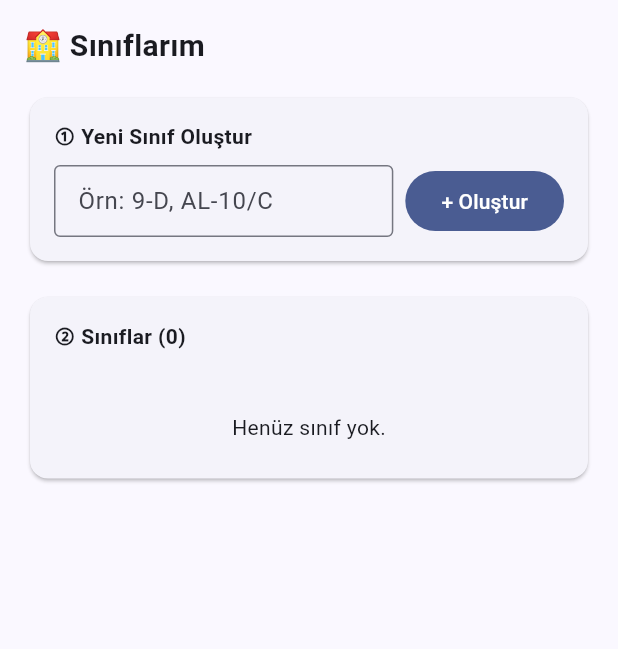
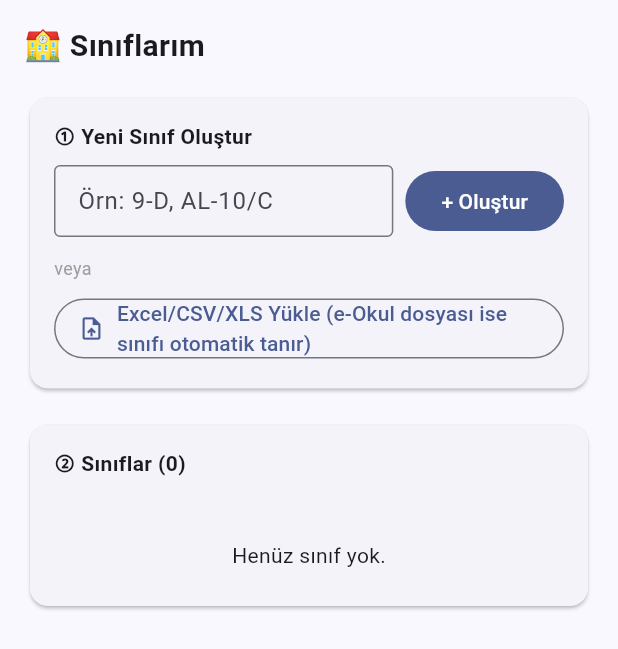
Before and after one commit to okulmuratsunker-sudo/ogretmen-dosyasi-flutter, a Flutter app: the ClassesScreen widget shown alone on an empty page, opened directly, on a phone screen of 412 x 824 dp. Shown: the top 649 px of the screen. Run offline on Flutter 3.47's test engine with Material 3 defaults, Android fonts, the phone set to English and light mode, and no system bars; our stand-ins replace file_picker, supabase_flutter; missing offline and left inert: excel2003; accounts and stored records are empty.

Commit message:
Sınıflarım'a her zaman görünür Excel/CSV/XLS yükleme butonu ekle
Daha önce içe aktarma butonu sadece bir sınıf seçiliyken görünüyordu —
hiç sınıf yokken (yeni kullanıcı senaryosu) kullanıcı butonu hiç
göremiyordu, "③ ... Sınıfına Öğrenci Ekle" bölümü selectedClass==null
olduğunda render edilmiyordu. "① Yeni Sınıf Oluştur" kartına, sınıf
seçilmeden de her zaman erişilebilen genel bir içe aktarma butonu
eklendi — _importExcel zaten sınıfsız çalışabiliyordu (e-Okul dosyası
ise sınıfı otomatik tanıyor), sadece UI erişimi eksikti.

```diff
--- a/lib/screens/classes_screen.dart
+++ b/lib/screens/classes_screen.dart
@@ -280,6 +280,15 @@ class _ClassesScreenState extends State<ClassesScreen> {
                     FilledButton(onPressed: _createClass, child: const Text('+ Oluştur')),
                   ],
                 ),
+                const SizedBox(height: 12),
+                const Text('veya', style: TextStyle(color: Colors.grey, fontSize: 12)),
+                const SizedBox(height: 8),
+                OutlinedButton.icon(
+                  onPressed: _importExcel,
+                  icon: const Icon(Icons.upload_file),
+                  label: const Text(
+                      'Excel/CSV/XLS Yükle (e-Okul dosyası ise sınıfı otomatik tanır)'),
+                ),
               ],
             ),
           ),
```
